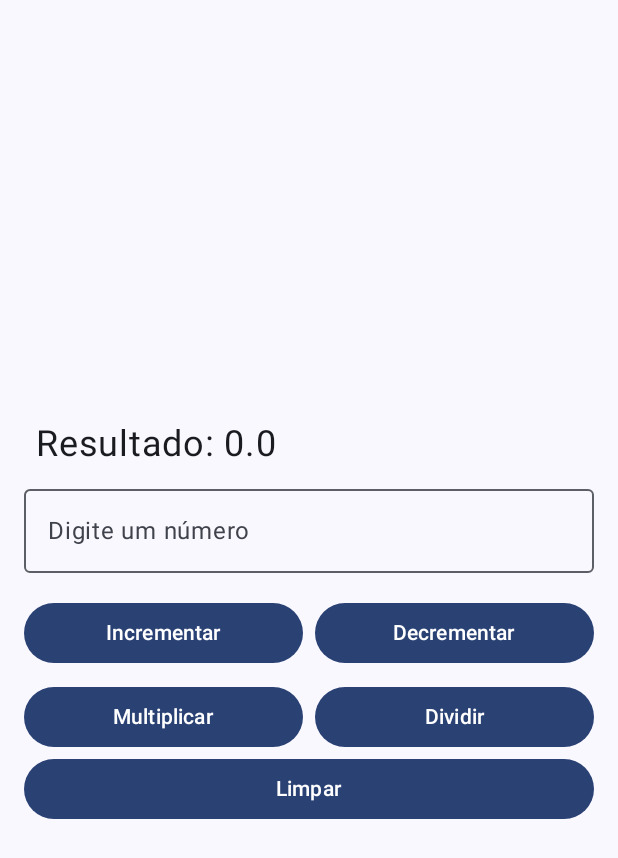
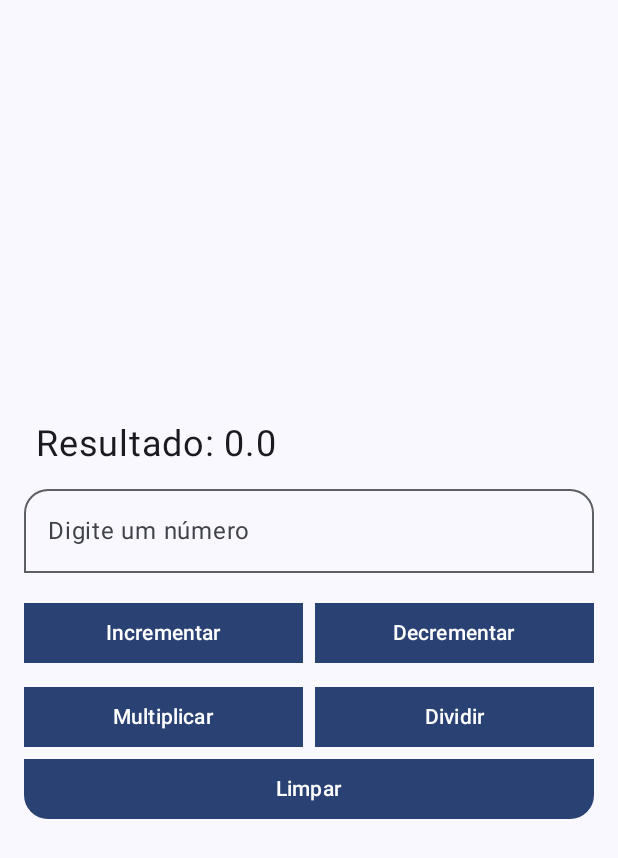
Before and after one commit to gustavohenriquefs/moveis-listas, an Android app built with Jetpack Compose: the screen it shows after launch (MainActivity), on a phone screen of 412 x 824 dp. Shown: the top 858 px of the screen. Run offline under Robolectric (Android 15) with nearby library versions, the phone set to English and light mode, and no system bars.

Commit message:
refactor: change borders

```diff
--- a/CounterApp/app/src/main/java/com/example/counterapp/MainActivity.kt
+++ b/CounterApp/app/src/main/java/com/example/counterapp/MainActivity.kt
@@ -7,6 +7,7 @@ import androidx.activity.enableEdgeToEdge
 import androidx.compose.foundation.layout.Arrangement
 import androidx.compose.foundation.layout.*
 import androidx.compose.foundation.layout.Arrangement.Center
+import androidx.compose.foundation.shape.RoundedCornerShape
 import androidx.compose.material3.Button
 import androidx.compose.material3.MaterialTheme
 import androidx.compose.material3.OutlinedTextField
@@ -62,6 +63,12 @@ fun CounterApp() {
             value = input,
             onValueChange = { input = it },
             label = { Text("Digite um número") },
+            shape =  RoundedCornerShape(
+                topStart = 16.dp,
+                topEnd = 16.dp,
+                bottomStart = 0.dp,
+                bottomEnd = 0.dp
+            ),
             modifier = Modifier.fillMaxWidth()
         )
 
@@ -76,20 +83,32 @@ fun CounterApp() {
                     result += input.toDoubleOrNull() ?: 0.0
                     input = ""
                 },
+                shape =  RoundedCornerShape(
+                    topStart = 0.dp,
+                    topEnd = 0.dp,
+                    bottomStart = 0.dp,
+                    bottomEnd = 0.dp
+                ),
                 modifier = Modifier.weight(1f)
             ) {
                 Text("Incrementar")
             }
-
             Button(
                 onClick = {
                     result -= input.toDoubleOrNull() ?: 0.0
                     input = ""
                 },
+                shape =  RoundedCornerShape(
+                    topStart = 0.dp,
+                    topEnd = 0.dp,
+                    bottomStart = 0.dp,
+                    bottomEnd = 0.dp
+                ),
                 modifier = Modifier.weight(1f)
             ) {
                 Text("Decrementar")
             }
+
         }
 
         Row(
@@ -103,6 +122,12 @@ fun CounterApp() {
                     result *= input.toDoubleOrNull() ?: 1.0
                     input = ""
                 },
+                shape =  RoundedCornerShape(
+                    topStart = 0.dp,
+                    topEnd = 0.dp,
+                    bottomStart = 0.dp,
+                    bottomEnd = 0.dp
+                ),
                 modifier = Modifier.weight(1f)
             ) {
                 Text("Multiplicar")
@@ -116,6 +141,12 @@ fun CounterApp() {
                     }
                     input = ""
                 },
+                shape =  RoundedCornerShape(
+                    topStart = 0.dp,
+                    topEnd = 0.dp,
+                    bottomStart = 0.dp,
+                    bottomEnd = 0.dp
+                ),
                 modifier = Modifier.weight(1f)
             ) {
                 Text("Dividir")
@@ -127,6 +158,13 @@ fun CounterApp() {
                 result = 0.0
                 input = ""
             },
+
+            shape =  RoundedCornerShape(
+                topStart = 0.dp,
+                topEnd = 0.dp,
+                bottomStart = 16.dp,
+                bottomEnd = 16.dp
+            ),
             modifier = Modifier.fillMaxWidth()
         ) {
             Text("Limpar")
```
